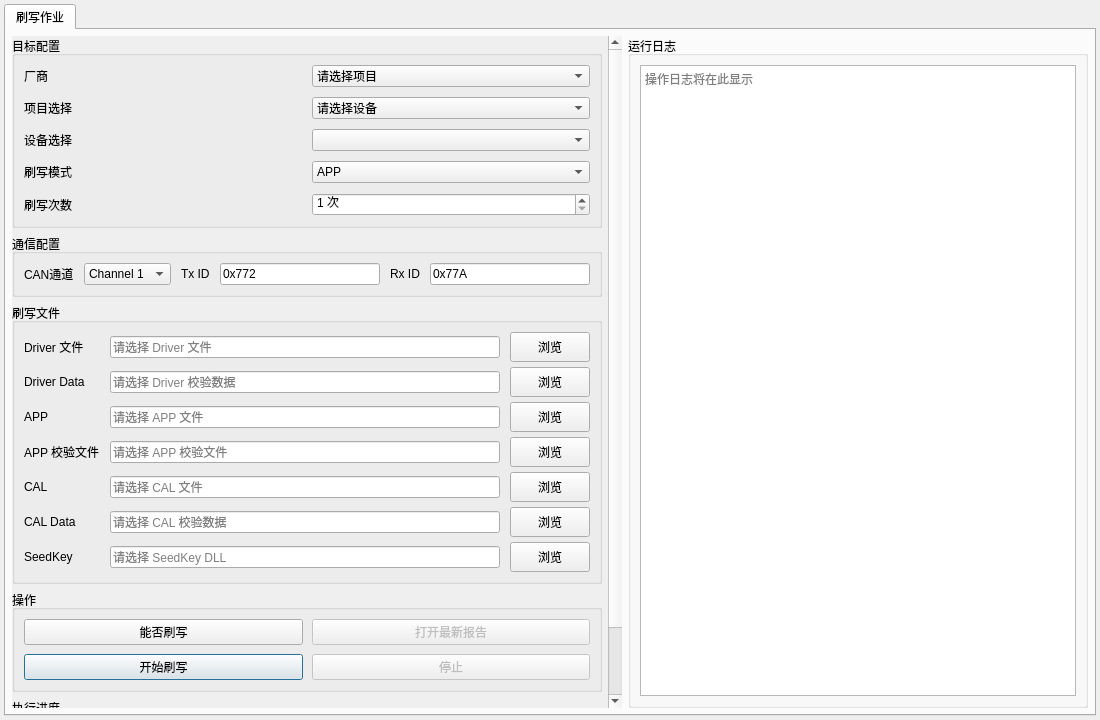
The window that src/ui/qt/main_window.ui (woshidafuyin/UDS_TOOLS) describes before a commit, drawn with Qt 5.
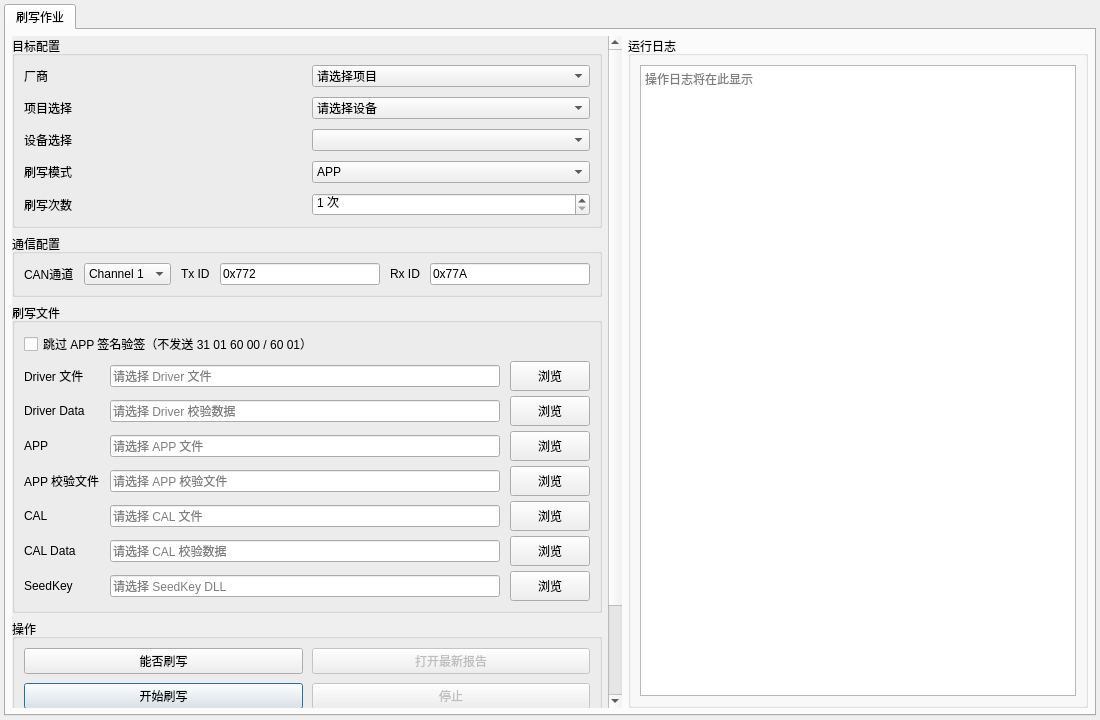
The same window after the commit.

Commit message: feat(lp-arf): add optional signature verification bypass

```diff
--- a/src/ui/qt/main_window.ui
+++ b/src/ui/qt/main_window.ui
@@ -323,21 +323,37 @@
          <property name="title">
           <string>刷写文件</string>
          </property>
-         <layout class="QGridLayout" name="filesGridLayout">
+          <layout class="QGridLayout" name="filesGridLayout">
           <property name="horizontalSpacing">
            <number>10</number>
           </property>
            <property name="verticalSpacing">
             <number>5</number>
           </property>
-          <item row="0" column="0">
-           <widget class="QLabel" name="driverPathLabel">
+           <item row="0" column="0" colspan="3">
+            <widget class="QCheckBox" name="skipAppSignatureVerificationCheckBox">
+             <property name="minimumHeight">
+              <number>28</number>
+             </property>
+             <property name="toolTip">
+              <string>仅用于已取消证书验签的 LP-ARF Boot；勾选后不发送 31 01 60 00 和 31 01 60 01。</string>
+             </property>
+             <property name="text">
+              <string>跳过 APP 签名验签（不发送 31 01 60 00 / 60 01）</string>
+             </property>
+             <property name="checked">
+              <bool>false</bool>
+             </property>
+            </widget>
+           </item>
+           <item row="1" column="0">
+            <widget class="QLabel" name="driverPathLabel">
             <property name="text">
               <string>Driver 文件</string>
             </property>
            </widget>
           </item>
-          <item row="0" column="1">
+           <item row="1" column="1">
            <widget class="QLineEdit" name="driverPathLineEdit">
             <property name="minimumHeight">
              <number>30</number>
@@ -350,7 +366,7 @@
             </property>
            </widget>
           </item>
-          <item row="0" column="2">
+           <item row="1" column="2">
            <widget class="QPushButton" name="driverBrowseButton">
             <property name="minimumSize">
              <size>
@@ -363,14 +379,14 @@
             </property>
            </widget>
           </item>
-          <item row="2" column="0">
+           <item row="3" column="0">
            <widget class="QLabel" name="appPathLabel">
             <property name="text">
              <string>APP</string>
             </property>
            </widget>
           </item>
-          <item row="2" column="1">
+           <item row="3" column="1">
            <widget class="QLineEdit" name="appPathLineEdit">
             <property name="minimumHeight">
              <number>30</number>
@@ -383,7 +399,7 @@
             </property>
            </widget>
           </item>
-          <item row="2" column="2">
+           <item row="3" column="2">
            <widget class="QPushButton" name="appBrowseButton">
             <property name="minimumSize">
              <size>
@@ -396,14 +412,14 @@
             </property>
            </widget>
           </item>
-          <item row="4" column="0">
+           <item row="5" column="0">
            <widget class="QLabel" name="calPathLabel">
             <property name="text">
              <string>CAL</string>
             </property>
            </widget>
           </item>
-          <item row="4" column="1">
+           <item row="5" column="1">
            <widget class="QLineEdit" name="calPathLineEdit">
             <property name="minimumHeight">
              <number>30</number>
@@ -416,7 +432,7 @@
             </property>
            </widget>
           </item>
-          <item row="4" column="2">
+           <item row="5" column="2">
            <widget class="QPushButton" name="calBrowseButton">
             <property name="minimumSize">
              <size>
@@ -429,14 +445,14 @@
             </property>
            </widget>
           </item>
-          <item row="6" column="0">
+           <item row="7" column="0">
            <widget class="QLabel" name="seedKeyDllPathLabel">
             <property name="text">
              <string>SeedKey</string>
             </property>
            </widget>
           </item>
-          <item row="6" column="1">
+           <item row="7" column="1">
            <widget class="QLineEdit" name="seedKeyDllPathLineEdit">
             <property name="minimumHeight">
              <number>30</number>
@@ -449,7 +465,7 @@
             </property>
            </widget>
           </item>
-          <item row="6" column="2">
+           <item row="7" column="2">
            <widget class="QPushButton" name="seedKeyDllBrowseButton">
             <property name="minimumSize">
              <size>
@@ -462,14 +478,14 @@
              </property>
            </widget>
           </item>
-          <item row="1" column="0">
+           <item row="2" column="0">
            <widget class="QLabel" name="driverVerifyPathLabel">
              <property name="text">
               <string>Driver Data</string>
              </property>
            </widget>
           </item>
-          <item row="1" column="1">
+           <item row="2" column="1">
            <widget class="QLineEdit" name="driverVerifyPathLineEdit">
             <property name="minimumHeight">
              <number>30</number>
@@ -482,7 +498,7 @@
             </property>
            </widget>
           </item>
-          <item row="1" column="2">
+           <item row="2" column="2">
            <widget class="QPushButton" name="driverVerifyBrowseButton">
             <property name="minimumSize">
              <size><width>78</width><height>30</height></size>
@@ -490,19 +506,19 @@
              <property name="text"><string>浏览</string></property>
            </widget>
           </item>
-          <item row="3" column="0">
+           <item row="4" column="0">
            <widget class="QLabel" name="appVerifyPathLabel">
               <property name="text"><string>APP 校验文件</string></property>
            </widget>
           </item>
-          <item row="3" column="1">
+           <item row="4" column="1">
            <widget class="QLineEdit" name="appVerifyPathLineEdit">
             <property name="minimumHeight"><number>30</number></property>
             <property name="readOnly"><bool>true</bool></property>
              <property name="placeholderText"><string>请选择 APP 校验文件</string></property>
            </widget>
           </item>
-          <item row="3" column="2">
+           <item row="4" column="2">
            <widget class="QPushButton" name="appVerifyBrowseButton">
             <property name="minimumSize">
              <size><width>78</width><height>30</height></size>
@@ -510,19 +526,19 @@
              <property name="text"><string>浏览</string></property>
            </widget>
           </item>
-          <item row="5" column="0">
+           <item row="6" column="0">
            <widget class="QLabel" name="calVerifyPathLabel">
              <property name="text"><string>CAL Data</string></property>
            </widget>
           </item>
-          <item row="5" column="1">
+           <item row="6" column="1">
            <widget class="QLineEdit" name="calVerifyPathLineEdit">
             <property name="minimumHeight"><number>30</number></property>
             <property name="readOnly"><bool>true</bool></property>
             <property name="placeholderText"><string>请选择 CAL 校验数据</string></property>
            </widget>
           </item>
-          <item row="5" column="2">
+           <item row="6" column="2">
            <widget class="QPushButton" name="calVerifyBrowseButton">
             <property name="minimumSize">
              <size><width>78</width><height>30</height></size>
```
Left out of the diff: 2 changed lines with no effect on the pictures. The commit also changes 16 other files.
